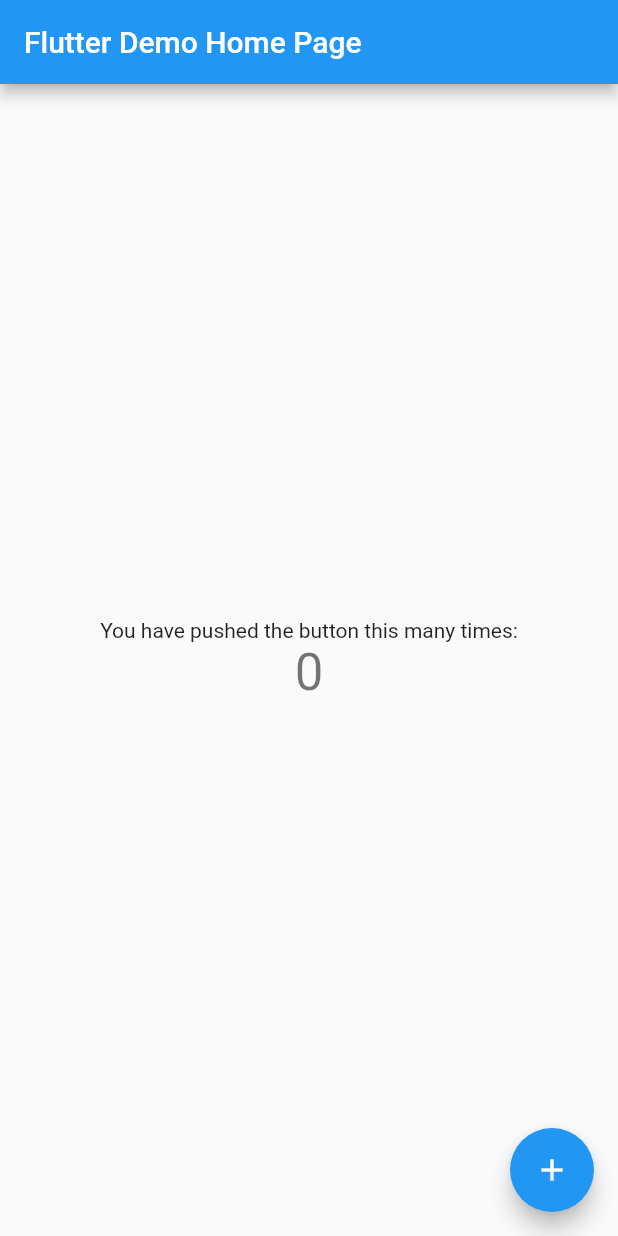
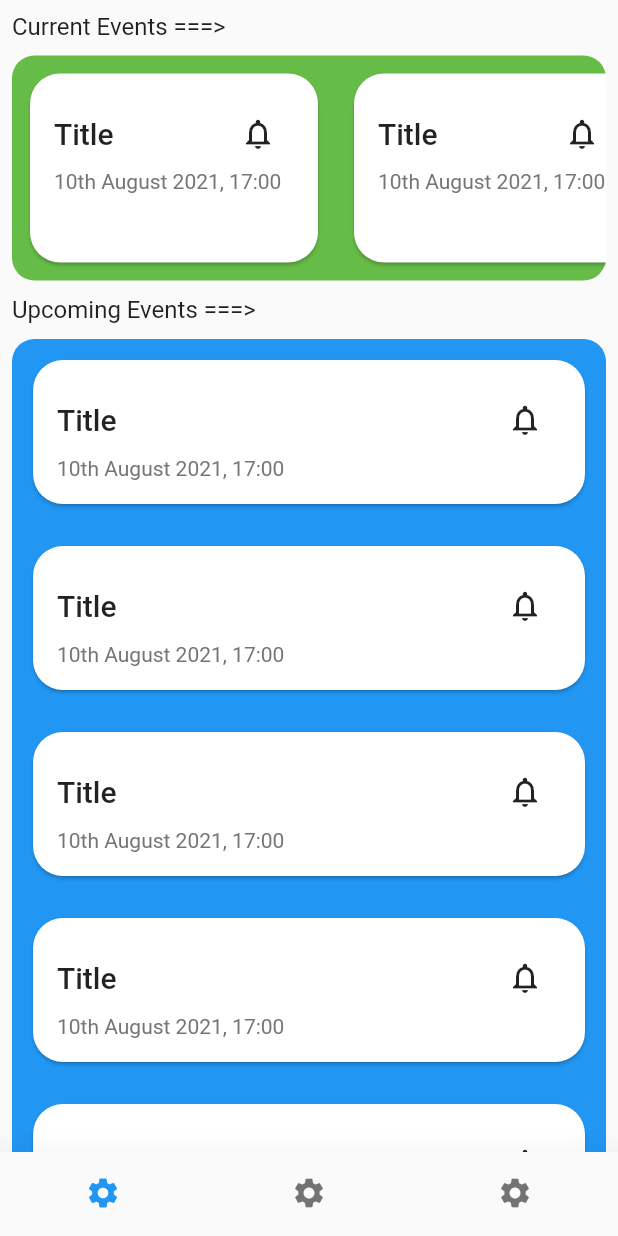
Before and after one commit to Paulos8102/ssn-nss-tracker, a Flutter app: the screen it shows after launch, on a phone screen of 412 x 824 dp. Run offline on Flutter 3.47's test engine with Material 2 defaults, Android fonts, the phone set to English and light mode, and no system bars.

Commit message:
Made some view layout for the home page

```diff
--- a/lib/main.dart
+++ b/lib/main.dart
@@ -1,113 +1,74 @@
 import 'package:flutter/material.dart';
+import 'package:flutter/services.dart';
+import 'package:nss_tracker/views/home_view.dart';
 
 void main() {
+  SystemChrome.setSystemUIOverlayStyle(
+      SystemUiOverlayStyle(statusBarColor: Colors.white));
   runApp(MyApp());
 }
 
 class MyApp extends StatelessWidget {
-  // This widget is the root of your application.
   @override
   Widget build(BuildContext context) {
     return MaterialApp(
-      title: 'Flutter Demo',
+      debugShowCheckedModeBanner: false,
+      title: 'NSS Tracker',
       theme: ThemeData(
-        // This is the theme of your application.
-        //
-        // Try running your application with "flutter run". You'll see the
-        // application has a blue toolbar. Then, without quitting the app, try
-        // changing the primarySwatch below to Colors.green and then invoke
-        // "hot reload" (press "r" in the console where you ran "flutter run",
-        // or simply save your changes to "hot reload" in a Flutter IDE).
-        // Notice that the counter didn't reset back to zero; the application
-        // is not restarted.
+        splashColor: Colors.grey[100],
         primarySwatch: Colors.blue,
+        brightness: Brightness.light,
+        backgroundColor: Colors.white,
+        appBarTheme: AppBarTheme(
+          elevation: 0.0,
+          systemOverlayStyle:
+              SystemUiOverlayStyle(statusBarColor: Colors.white),
+          backgroundColor: Colors.white,
+          brightness: Brightness.light,
+        ),
+        textTheme: TextTheme(
+          bodyText1: TextTheme().bodyText1?.apply(color: Colors.grey[400]),
+        ),
       ),
-      home: MyHomePage(title: 'Flutter Demo Home Page'),
+      darkTheme: ThemeData(
+        brightness: Brightness.dark,
+        appBarTheme: AppBarTheme(
+          systemOverlayStyle:
+              SystemUiOverlayStyle(statusBarColor: Colors.black),
+          backgroundColor: Colors.black,
+          brightness: Brightness.dark,
+        ),
+        textTheme: TextTheme(
+          bodyText1: TextTheme().bodyText1?.apply(color: Colors.grey[850]),
+        ),
+        bottomNavigationBarTheme:
+            BottomNavigationBarThemeData(backgroundColor: Colors.black),
+        backgroundColor: Colors.black,
+        scaffoldBackgroundColor: Colors.black,
+        cardColor: Colors.grey[900],
+        // primaryTextTheme: TextTheme()
+        // .apply(displayColor: Colors.white, bodyColor: Colors.white),
+      ),
+      themeMode: ThemeMode.light,
+      home: Scaffold(
+        // appBar: AppBar(),
+        body: SafeArea(child: HomeView()),
+        bottomNavigationBar: BottomNavigationBar(
+          showSelectedLabels: false,
+          showUnselectedLabels: false,
+          elevation: 20.0,
+          items: [
+            BottomNavigationBarItem(
+                icon: Icon(Icons.settings), label: "Placeholder"),
+            BottomNavigationBarItem(
+                icon: Icon(Icons.settings), label: "Placeholder"),
+            BottomNavigationBarItem(
+                icon: Icon(Icons.settings), label: "Placeholder"),
+            // BottomNavigationBarItem(
+            // icon: Icon(Icons.settings), label: "Placeholder"),
+          ],
+        ),
+      ),
     );
   }
 }
-
-class MyHomePage extends StatefulWidget {
-  MyHomePage({Key? key, required this.title}) : super(key: key);
-
-  // This widget is the home page of your application. It is stateful, meaning
-  // that it has a State object (defined below) that contains fields that affect
-  // how it looks.
-
-  // This class is the configuration for the state. It holds the values (in this
-  // case the title) provided by the parent (in this case the App widget) and
-  // used by the build method of the State. Fields in a Widget subclass are
-  // always marked "final".
-
-  final String title;
-
-  @override
-  _MyHomePageState createState() => _MyHomePageState();
-}
-
-class _MyHomePageState extends State<MyHomePage> {
-  int _counter = 0;
-
-  void _incrementCounter() {
-    setState(() {
-      // This call to setState tells the Flutter framework that something has
-      // changed in this State, which causes it to rerun the build method below
-      // so that the display can reflect the updated values. If we changed
-      // _counter without calling setState(), then the build method would not be
-      // called again, and so nothing would appear to happen.
-      _counter++;
-    });
-  }
-
-  @override
-  Widget build(BuildContext context) {
-    // This method is rerun every time setState is called, for instance as done
-    // by the _incrementCounter method above.
-    //
-    // The Flutter framework has been optimized to make rerunning build methods
-    // fast, so that you can just rebuild anything that needs updating rather
-    // than having to individually change instances of widgets.
-    return Scaffold(
-      appBar: AppBar(
-        // Here we take the value from the MyHomePage object that was created by
-        // the App.build method, and use it to set our appbar title.
-        title: Text(widget.title),
-      ),
-      body: Center(
-        // Center is a layout widget. It takes a single child and positions it
-        // in the middle of the parent.
-        child: Column(
-          // Column is also a layout widget. It takes a list of children and
-          // arranges them vertically. By default, it sizes itself to fit its
-          // children horizontally, and tries to be as tall as its parent.
-          //
-          // Invoke "debug painting" (press "p" in the console, choose the
-          // "Toggle Debug Paint" action from the Flutter Inspector in Android
-          // Studio, or the "Toggle Debug Paint" command in Visual Studio Code)
-          // to see the wireframe for each widget.
-          //
-          // Column has various properties to control how it sizes itself and
-          // how it positions its children. Here we use mainAxisAlignment to
-          // center the children vertically; the main axis here is the vertical
-          // axis because Columns are vertical (the cross axis would be
-          // horizontal).
-          mainAxisAlignment: MainAxisAlignment.center,
-          children: <Widget>[
-            Text(
-              'You have pushed the button this many times:',
-            ),
-            Text(
-              '$_counter',
-              style: Theme.of(context).textTheme.headline4,
-            ),
-          ],
-        ),
-      ),
-      floatingActionButton: FloatingActionButton(
-        onPressed: _incrementCounter,
-        tooltip: 'Increment',
-        child: Icon(Icons.add),
-      ), // This trailing comma makes auto-formatting nicer for build methods.
-    );
-  }
-}
--- /dev/null
+++ b/lib/views/home_view.dart
@@ -0,0 +1,159 @@
+import 'package:flutter/material.dart';
+
+class HomeView extends StatelessWidget {
+  const HomeView({Key? key}) : super(key: key);
+
+  @override
+  Widget build(BuildContext context) {
+    return SingleChildScrollView(
+      physics: BouncingScrollPhysics(),
+      child: Padding(
+        padding: const EdgeInsets.all(8.0),
+        child: Column(
+          children: [
+            Column(
+              crossAxisAlignment: CrossAxisAlignment.start,
+              children: [
+                Text(
+                  "Current Events ===>",
+                  style: Theme.of(context).textTheme.subtitle1,
+                ),
+                SizedBox(height: 10),
+                Container(
+                  decoration: BoxDecoration(
+                    color: Color.fromRGBO(101, 188, 70, 1.0),
+                    shape: BoxShape.rectangle,
+                    borderRadius: BorderRadius.circular(15.0),
+                  ),
+                  height: 150,
+                  child: ListView.builder(
+                      itemCount: 6,
+                      physics: BouncingScrollPhysics(),
+                      scrollDirection: Axis.horizontal,
+                      itemBuilder: (context, position) {
+                        return Padding(
+                          padding: const EdgeInsets.all(8.0),
+                          child: SizedBox(
+                            width: 200,
+                            child: Card(
+                              shape: RoundedRectangleBorder(
+                                  borderRadius: BorderRadius.circular(20.0)),
+                              child: InkWell(
+                                borderRadius: BorderRadius.circular(20.0),
+                                onTap: () {},
+                                child: Padding(
+                                  padding: const EdgeInsets.all(16.0),
+                                  child: Column(
+                                    crossAxisAlignment:
+                                        CrossAxisAlignment.start,
+                                    children: [
+                                      Row(
+                                        mainAxisAlignment:
+                                            MainAxisAlignment.spaceBetween,
+                                        children: [
+                                          Text(
+                                            "Title",
+                                            style: Theme.of(context)
+                                                .textTheme
+                                                .headline6,
+                                          ),
+                                          IconButton(
+                                              onPressed: () {},
+                                              icon: Icon(
+                                                  Icons.notifications_outlined))
+                                        ],
+                                      ),
+                                      Text(
+                                        "10th August 2021, 17:00",
+                                        style:
+                                            TextStyle(color: Colors.grey[600]),
+                                      ),
+                                    ],
+                                  ),
+                                ),
+                              ),
+                            ),
+                          ),
+                        );
+                      }),
+                ),
+              ],
+            ),
+            SizedBox(height: 10),
+            Column(
+              crossAxisAlignment: CrossAxisAlignment.start,
+              children: [
+                Text("Upcoming Events ===>",
+                    style: Theme.of(context).textTheme.subtitle1),
+                SizedBox(height: 10),
+                Container(
+                  decoration: BoxDecoration(
+                    color: Colors.blue,
+                    shape: BoxShape.rectangle,
+                    borderRadius: BorderRadius.circular(15.0),
+                  ),
+                  child: ListView.builder(
+                    shrinkWrap: true,
+                    physics: NeverScrollableScrollPhysics(),
+                    itemCount: 6,
+                    itemBuilder: (context, position) {
+                      return Padding(
+                        padding: const EdgeInsets.all(10.0),
+                        child: Card(
+                          shape: RoundedRectangleBorder(
+                              borderRadius: BorderRadius.circular(20.0)),
+                          child: InkWell(
+                            borderRadius: BorderRadius.circular(20.0),
+                            onTap: () {},
+                            child: Padding(
+                              padding: const EdgeInsets.all(16.0),
+                              child: Column(
+                                crossAxisAlignment: CrossAxisAlignment.start,
+                                children: [
+                                  Row(
+                                    mainAxisAlignment:
+                                        MainAxisAlignment.spaceBetween,
+                                    children: [
+                                      Text(
+                                        "Title",
+                                        style: Theme.of(context)
+                                            .textTheme
+                                            .headline6,
+                                      ),
+                                      IconButton(
+                                          onPressed: () {},
+                                          icon: Icon(
+                                              Icons.notifications_outlined))
+                                    ],
+                                  ),
+                                  Text(
+                                    "10th August 2021, 17:00",
+                                    style: TextStyle(color: Colors.grey[600]),
+                                  ),
+                                  // Padding(
+                                  //   padding: const EdgeInsets.symmetric(vertical: 8.0),
+                                  //   child: Column(
+                                  //     crossAxisAlignment: CrossAxisAlignment.start,
+                                  //     children: [
+                                  //       Text("Date: 10/09/2001"),
+                                  //       Text("Time: 17:00"),
+                                  //     ],
+                                  //   ),
+                                  // ),
+                                ],
+                              ),
+                            ),
+                          ),
+                        ),
+                      );
+                    },
+                  ),
+                ),
+              ],
+            ),
+          ],
+        ),
+      ),
+    );
+  }
+}
```
